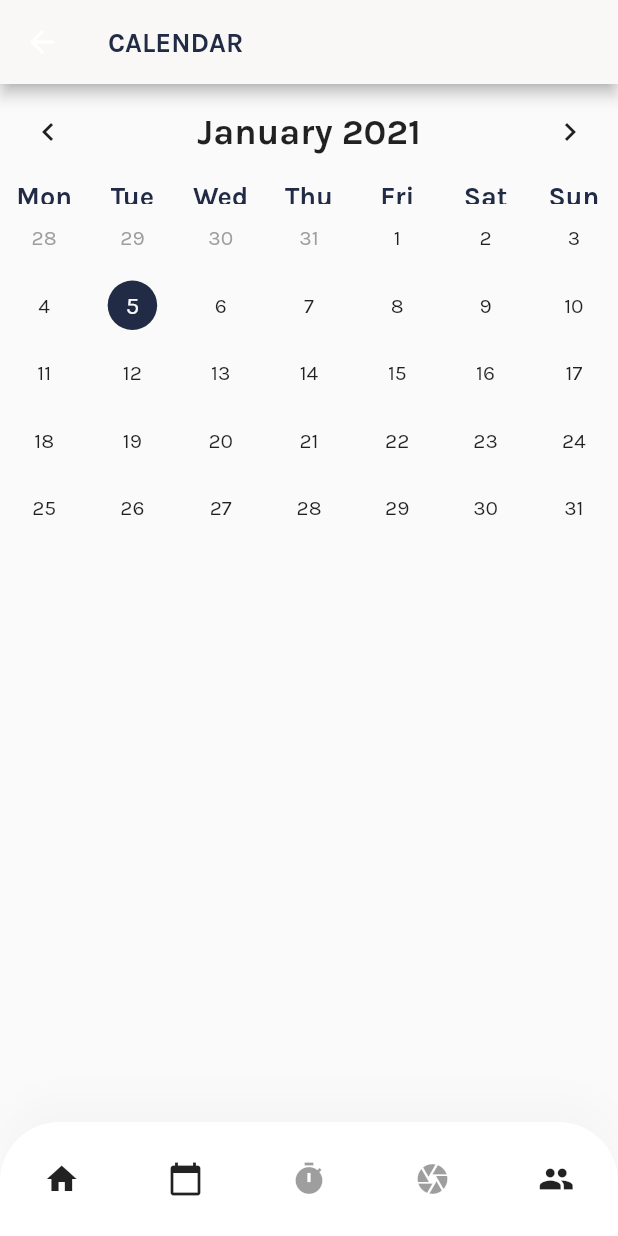
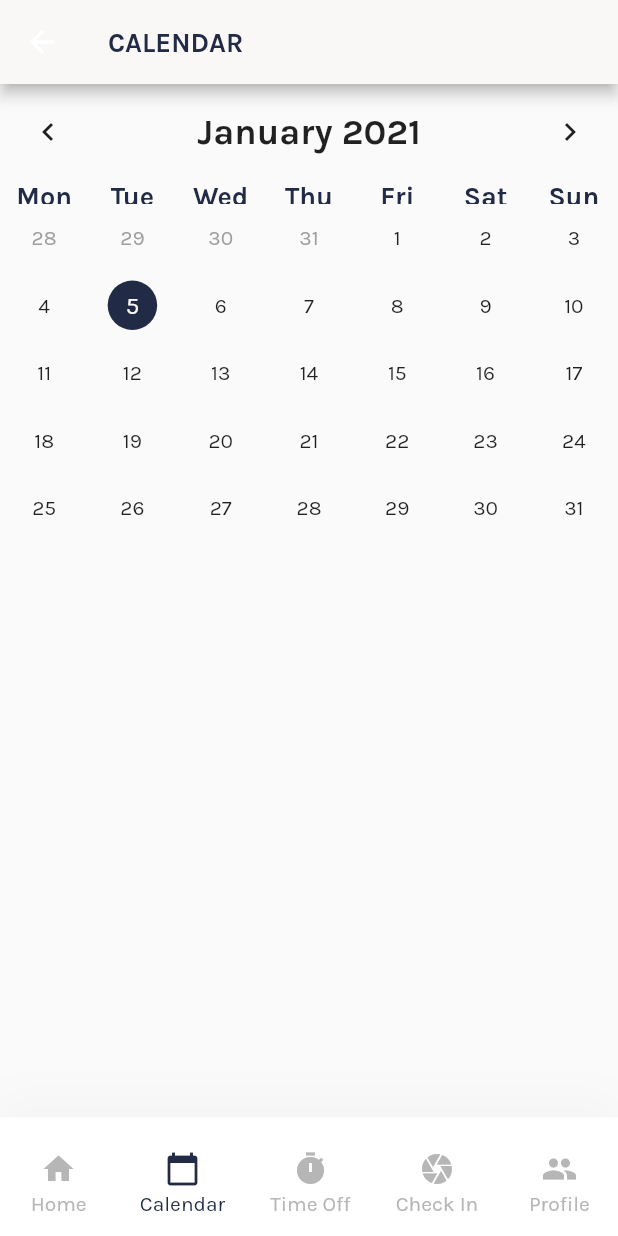
Before and after one commit to nguyendacthienngan/RecruitmentManagementApp, a Flutter app: the CalendarPage screen opened by its route, on a phone screen of 412 x 824 dp. Run offline on Flutter 3.47's test engine with Material 2 defaults, Android fonts, the phone set to English and light mode, and no system bars; drawn by our look-alikes of table_calendar; missing offline and left inert: keyboard_visibility.

Commit message:
CustomBottomNavBar: Adding text with icon button

```diff
--- a/recruitment_management_app/lib/components/button/icon_button_gradient.dart
+++ /dev/null
@@ -1,19 +0,0 @@
-import 'package:flutter/material.dart';
-import '../linear_gradient_mask.dart';
-class IconButtonGradient extends StatelessWidget {
-  IconButtonGradient({this.route, this.icon});
-  final String route;
-  final IconData icon;
-  @override
-  Widget build(BuildContext context) {
-    return IconButton(
-      icon: LinearGradientMask(
-        child: Icon(
-          icon
-        ),
-      ),
-      onPressed: () =>
-          Navigator.pushNamed(context, route),
-    );
-  }
-}
--- a/recruitment_management_app/lib/components/button/icon_button_inactive.dart
+++ /dev/null
@@ -1,16 +0,0 @@
-import 'package:flutter/material.dart';
-class IconButtonInactive extends StatelessWidget {
-  IconButtonInactive({this.route, this.icon});
-  final String route;
-  final IconData icon;
-  @override
-  Widget build(BuildContext context) {
-    return IconButton(
-      icon: Icon(
-          icon
-      ),
-      onPressed: () =>
-          Navigator.pushNamed(context, route),
-    );
-  }
-}
--- a/recruitment_management_app/lib/components/custom_bottom_nav_bar.dart
+++ b/recruitment_management_app/lib/components/custom_bottom_nav_bar.dart
@@ -4,7 +4,7 @@ import 'package:recruitment_management_app/pages/profile/view/profile_view.dart'
 import 'package:recruitment_management_app/pages/calendar/view/calendar_view.dart';
 import '../enums.dart';
 import '../pages/home/view/home_view.dart';
-import 'linear_gradient_mask.dart';
+
 class CustomBottomNavBar extends StatelessWidget {
 
   const CustomBottomNavBar({
@@ -28,45 +28,130 @@ class CustomBottomNavBar extends StatelessWidget {
             color: Color(0xFFDADADA).withOpacity(0.15),
           ),
         ],
-        borderRadius: BorderRadius.only(
-          topLeft: Radius.circular(40),
-          topRight: Radius.circular(40),
-        ),
+        // borderRadius: BorderRadius.only(
+        //   topLeft: Radius.circular(40),
+        //   topRight: Radius.circular(40),
+        // ),
       ),
       child: SafeArea(
           top: false,
           child: Row(
             mainAxisAlignment: MainAxisAlignment.spaceAround,
             children: [
-              IconButton(
-                icon: LinearGradientMask(
-                  child: Icon(
+              Column(
+                mainAxisSize: MainAxisSize.min, // Important
+                children: [
+                  SizedBox(
+                    height: 35,
+                    child: IconButton(
+                      icon: Icon(
                           Icons.home,
+                          color: selectedMenu == MenuState.home ? kPrimaryColor : inActiveIconColor,
+                      ),
+                      onPressed: () =>
+                          Navigator.pushAndRemoveUntil(
+                            context,
+                            MaterialPageRoute(builder: (context) => HomePage()),
+                                (Route<dynamic> route) => false,),
                     ),
                   ),
-                onPressed: () =>
-                    Navigator.pushNamed(context, HomePage.routeName),
+                  Text(
+                      "Home",
+                      style: TextStyle(
+                        color: selectedMenu == MenuState.home ? kPrimaryColor : inActiveIconColor,
                       ),
-              IconButton(
-                icon: Icon(Icons.calendar_today),
+                  ),
+                ],
+              ),
+              Column(
+                mainAxisSize: MainAxisSize.min, // Important
+                children: [
+                  SizedBox(
+                    height: 35,
+                    child: IconButton(
+                      icon: Icon(
+                        Icons.calendar_today,
+                        color: selectedMenu == MenuState.calendar ? kPrimaryColor : inActiveIconColor,
+                      ),
                       onPressed: () =>
                           Navigator.pushAndRemoveUntil(
                             context,
                             MaterialPageRoute(builder: (context) => CalendarPage()),
                                 (Route<dynamic> route) => false,),
                     ),
-              IconButton(
-                icon: Icon(Icons.timer),
-
                   ),
-              IconButton(
-                icon: Icon(Icons.camera),
-
+                  Text(
+                    "Calendar",
+                    style: TextStyle(
+                      color: selectedMenu == MenuState.calendar ? kPrimaryColor : inActiveIconColor,
                     ),
-              IconButton(
-                icon: Icon(Icons.people),
+                  ),
+                ],
+              ),
+              Column(
+                mainAxisSize: MainAxisSize.min, // Important
+                children: [
+                  SizedBox(
+                    height: 35,
+                    child: IconButton(
+                      icon: Icon(
+                        Icons.timer,
+                        color: selectedMenu == MenuState.timeOff ? kPrimaryColor : inActiveIconColor,
+                      ),
+                    ),
+                  ),
+                  Text(
+                    "Time Off",
+                    style: TextStyle(
+                      color: selectedMenu == MenuState.timeOff ? kPrimaryColor : inActiveIconColor,
+                    ),
+                  ),
+                ],
+              ),
+              Column(
+                mainAxisSize: MainAxisSize.min, // Important
+                children: [
+                  SizedBox(
+                    height: 35,
+                    child: IconButton(
+                      icon: Icon(
+                        Icons.camera,
+                        color: selectedMenu == MenuState.checkIn ? kPrimaryColor : inActiveIconColor,
+                      ),
+                    ),
+                  ),
+                  Text(
+                    "Check In",
+                    style: TextStyle(
+                      color: selectedMenu == MenuState.checkIn ? kPrimaryColor : inActiveIconColor,
+                    ),
+                  ),
+                ],
+              ),
+              Column(
+                mainAxisSize: MainAxisSize.min, // Important
+                children: [
+                  SizedBox(
+                    height: 35,
+                    child: IconButton(
+                      icon: Icon(
+                        Icons.people,
+                        color: selectedMenu == MenuState.profile ? kPrimaryColor : inActiveIconColor,
+                      ),
                       onPressed: () =>
-                    Navigator.pushNamed(context, ProfilePage.routeName),
+                          Navigator.pushAndRemoveUntil(
+                            context,
+                            MaterialPageRoute(builder: (context) => ProfilePage()),
+                                (Route<dynamic> route) => false,),
+                    ),
+                  ),
+                  Text(
+                    "Profile",
+                    style: TextStyle(
+                      color: selectedMenu == MenuState.profile ? kPrimaryColor : inActiveIconColor,
+                    ),
+                  ),
+                ],
               ),
             ],
           )),
```
Lines whose indentation alone changed are shown as unchanged.
